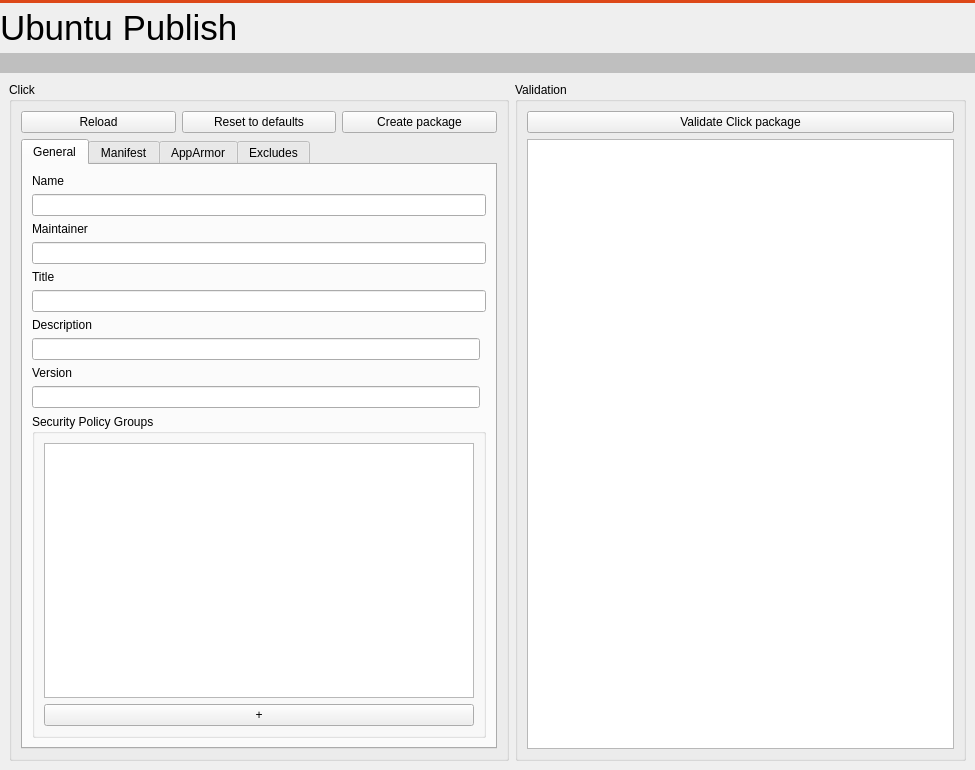
First picture: the form in src/ubuntu/ubuntupackagingwidget.ui, repository runelabs/qtcreator-plugin-ubuntu, before the edit.
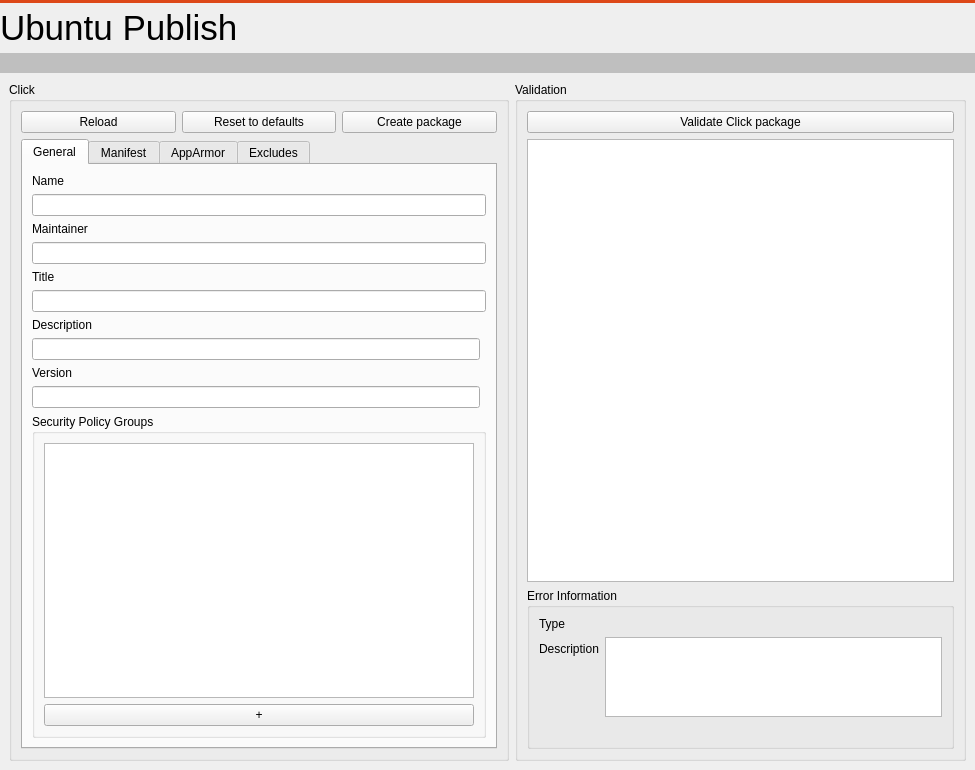
Second picture: the form after the edit.

Commit message: Show detailed information about a error under the validation treeview

```diff
--- a/src/ubuntu/ubuntupackagingwidget.ui
+++ b/src/ubuntu/ubuntupackagingwidget.ui
@@ -311,7 +311,73 @@
            </widget>
           </item>
           <item>
-           <widget class="QTreeView" name="treeViewValidate"/>
+           <widget class="QTreeView" name="treeViewValidate">
+            <property name="sizePolicy">
+             <sizepolicy hsizetype="Expanding" vsizetype="Expanding">
+              <horstretch>0</horstretch>
+              <verstretch>0</verstretch>
+             </sizepolicy>
+            </property>
+           </widget>
+          </item>
+          <item>
+           <widget class="QGroupBox" name="groupBoxErrorInfo">
+            <property name="sizePolicy">
+             <sizepolicy hsizetype="Expanding" vsizetype="Fixed">
+              <horstretch>0</horstretch>
+              <verstretch>0</verstretch>
+             </sizepolicy>
+            </property>
+            <property name="title">
+             <string>Error Information</string>
+            </property>
+            <layout class="QFormLayout" name="formLayout">
+             <item row="0" column="0">
+              <widget class="QLabel" name="label_2">
+               <property name="text">
+                <string>Type</string>
+               </property>
+              </widget>
+             </item>
+             <item row="0" column="1">
+              <widget class="QLabel" name="labelErrorType">
+               <property name="text">
+                <string/>
+               </property>
+              </widget>
+             </item>
+             <item row="1" column="0">
+              <widget class="QLabel" name="label_4">
+               <property name="text">
+                <string>Description</string>
+               </property>
+              </widget>
+             </item>
+             <item row="1" column="1">
+              <widget class="QPlainTextEdit" name="plainTextEditDescription">
+               <property name="maximumSize">
+                <size>
+                 <width>16777215</width>
+                 <height>80</height>
+                </size>
+               </property>
+               <property name="readOnly">
+                <bool>true</bool>
+               </property>
+              </widget>
+             </item>
+             <item row="2" column="0" colspan="2">
+              <widget class="QLabel" name="labelErrorLink">
+               <property name="text">
+                <string/>
+               </property>
+               <property name="openExternalLinks">
+                <bool>true</bool>
+               </property>
+              </widget>
+             </item>
+            </layout>
+           </widget>
           </item>
          </layout>
         </widget>
```
The commit also changes 5 other files.
